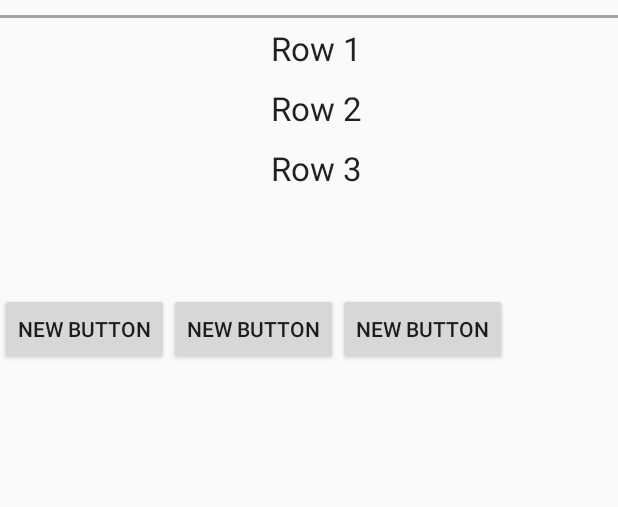
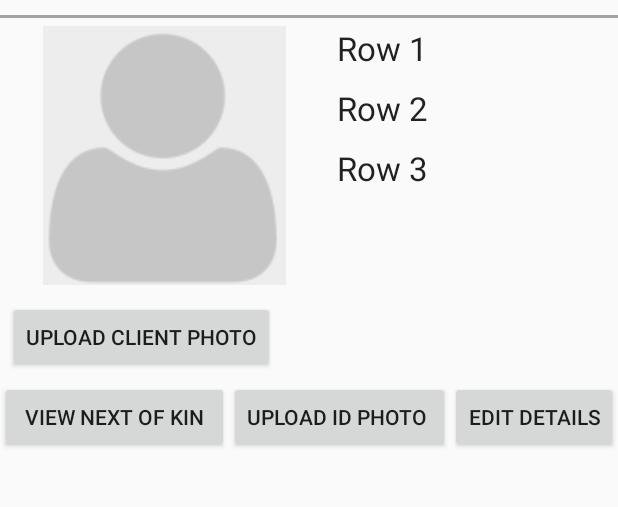
Before and after one commit to rokisa/crbclientregisterand, an Android app: the layout view_client.xml on its own in the app's theme, with its tools: preview values and no code run, on a phone screen of 412 x 824 dp, the part 135-642 px from its top. Run offline under Robolectric (Android 15) with nearby library versions, the phone set to English and light mode, and no system bars.

Commit message:
implemented the view clientdetails activity

```diff
--- a/app/src/main/AndroidManifest.xml
+++ b/app/src/main/AndroidManifest.xml
@@ -24,6 +24,10 @@
             android:label="Add New Client"
             android:theme="@style/AppTheme"/>
 
+        <activity android:name=".ViewClientScreen"
+            android:label="View Client Details"
+            android:theme="@style/AppTheme"/>
+
     </application>
 
 </manifest>
--- a/app/src/main/java/ke/co/example/weaversoft/crbclientregister/model/ClientDetails.java
+++ b/app/src/main/java/ke/co/example/weaversoft/crbclientregister/model/ClientDetails.java
@@ -1,11 +1,12 @@
 package ke.co.example.weaversoft.crbclientregister.model;
 
+import java.io.Serializable;
 import java.util.Date;
 
 /**
  * Created by weaversoft on 2/17/2015.
  */
-public class ClientDetails {
+public class ClientDetails implements Serializable {
     private Long clientId;
     private String nationalId;
     private String firstName;
--- a/app/src/main/res/layout/view_client.xml
+++ b/app/src/main/res/layout/view_client.xml
@@ -55,7 +55,7 @@
 
     <LinearLayout
         android:orientation="horizontal"
-        android:layout_width="wrap_content"
+        android:layout_width="match_parent"
         android:layout_height="wrap_content"
         android:layout_below="@+id/headerSepLayout"
         android:layout_centerHorizontal="true"
@@ -66,14 +66,15 @@
             android:layout_width="wrap_content"
             android:layout_height="183dp"
             android:id="@+id/imageView"
-            android:layout_weight="0.49"
-            android:padding="5dp" />
+            android:layout_weight="0.5"
+            android:padding="5dp"
+            android:src="@drawable/placeholder" />
 
         <TableLayout
             android:layout_width="wrap_content"
             android:layout_height="wrap_content"
             android:layout_gravity="center_vertical|top"
-            android:layout_weight="0.49">
+            android:layout_weight="1">
 
             <TableRow
                 android:id="@+id/tableRow1"
@@ -82,7 +83,7 @@
                 android:padding="5dip" >
 
                 <TextView
-                    android:id="@+id/textView1"
+                    android:id="@+id/tvClientName"
                     android:text="Row 1"
                     android:textAppearance="?android:attr/textAppearanceLarge" />
 
@@ -94,7 +95,7 @@
                 android:padding="5dip" >
 
                 <TextView
-                    android:id="@+id/textView2"
+                    android:id="@+id/tvNationality"
                     android:text="Row 2"
                     android:textAppearance="?android:attr/textAppearanceLarge" />
 
@@ -106,7 +107,7 @@
                 android:padding="5dip" >
 
                 <TextView
-                    android:id="@+id/textView3"
+                    android:id="@+id/tvEmailAddress"
                     android:text="Row 3"
                     android:textAppearance="?android:attr/textAppearanceLarge" />
 
@@ -114,33 +115,63 @@
         </TableLayout>
     </LinearLayout>
 
+
+
+    <TableLayout
+        android:layout_width="wrap_content"
+        android:layout_height="wrap_content"
+        android:layout_gravity="center_vertical|top"
+        android:layout_below="@+id/viewMainBodyLayout"
+        android:id="@+id/uploadphotoSection"
+        android:layout_weight="1">
+
+        <TableRow
+            android:id="@+id/photoRaw"
+            android:layout_width="wrap_content"
+            android:layout_height="wrap_content"
+            android:padding="5dip" >
+
+            <Button
+                android:layout_width="wrap_content"
+                android:layout_height="match_parent"
+                android:text="Upload Client Photo"
+                android:id="@+id/btnUploadPhoto"
+                android:layout_weight="1" />
+
+        </TableRow>
+
+    </TableLayout>
+
+
     <LinearLayout
         android:orientation="horizontal"
         android:layout_width="fill_parent"
-        android:layout_height="fill_parent"
-        android:layout_below="@+id/viewMainBodyLayout"
+        android:layout_height="wrap_content"
+        android:layout_below="@+id/uploadphotoSection"
         android:layout_centerHorizontal="true"
         android:weightSum="1"
         android:id="@+id/viewActionLayout">
 
+        <Button
+            android:layout_width="wrap_content"
+            android:layout_height="match_parent"
+            android:text="View Next of Kin"
+            android:id="@+id/btnViewNextOfKin"
+            android:layout_weight="1" />
 
         <Button
             android:layout_width="wrap_content"
             android:layout_height="wrap_content"
-            android:text="New Button"
-            android:id="@+id/button2" />
+            android:text="Upload Id Photo "
+            android:id="@+id/btnUpolaIdPhoto"
+            android:layout_weight="2" />
 
         <Button
             android:layout_width="wrap_content"
             android:layout_height="wrap_content"
-            android:text="New Button"
-            android:id="@+id/button3" />
-
-        <Button
-            android:layout_width="wrap_content"
-            android:layout_height="wrap_content"
-            android:text="New Button"
-            android:id="@+id/button4" />
+            android:text="Edit Details"
+            android:id="@+id/btnEditDetails"
+            android:layout_weight="3" />
     </LinearLayout>
 
 
```
Also changed, not shown: app/src/main/java/ke/co/example/weaversoft/crbclientregister/MainActivity.java (+10 -3 lines), app/src/main/java/ke/co/example/weaversoft/crbclientregister/ViewClientScreen.java (added, +41 -0 lines), app/src/main/res/layout/add_client.xml (+4 -4 lines).
